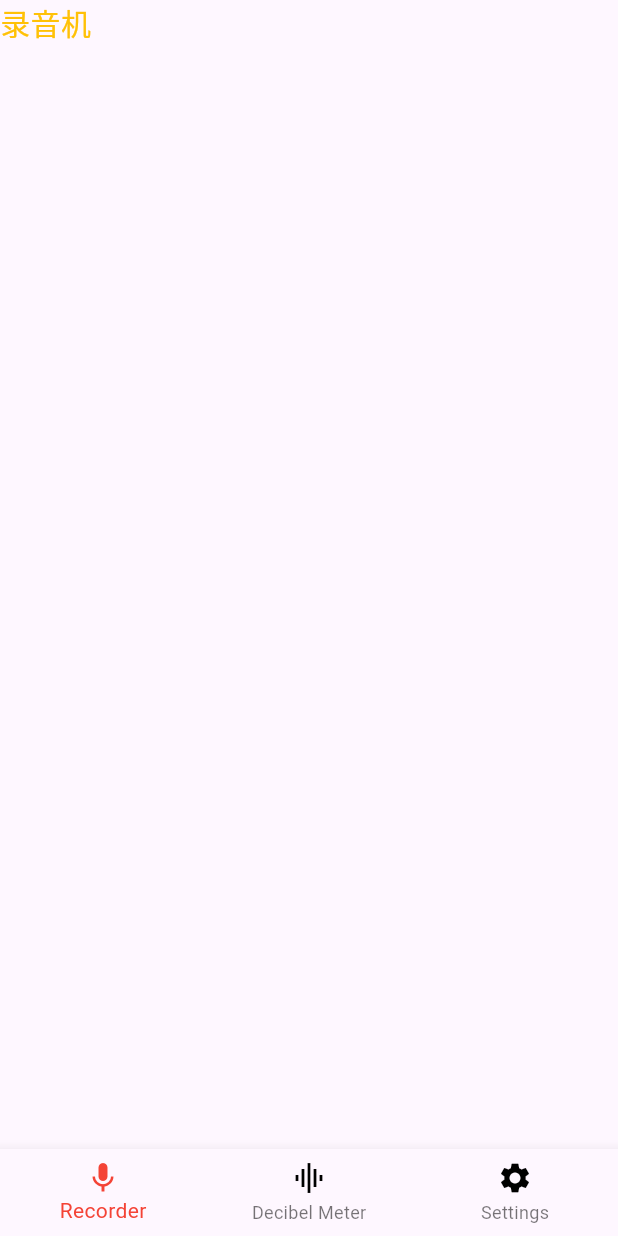
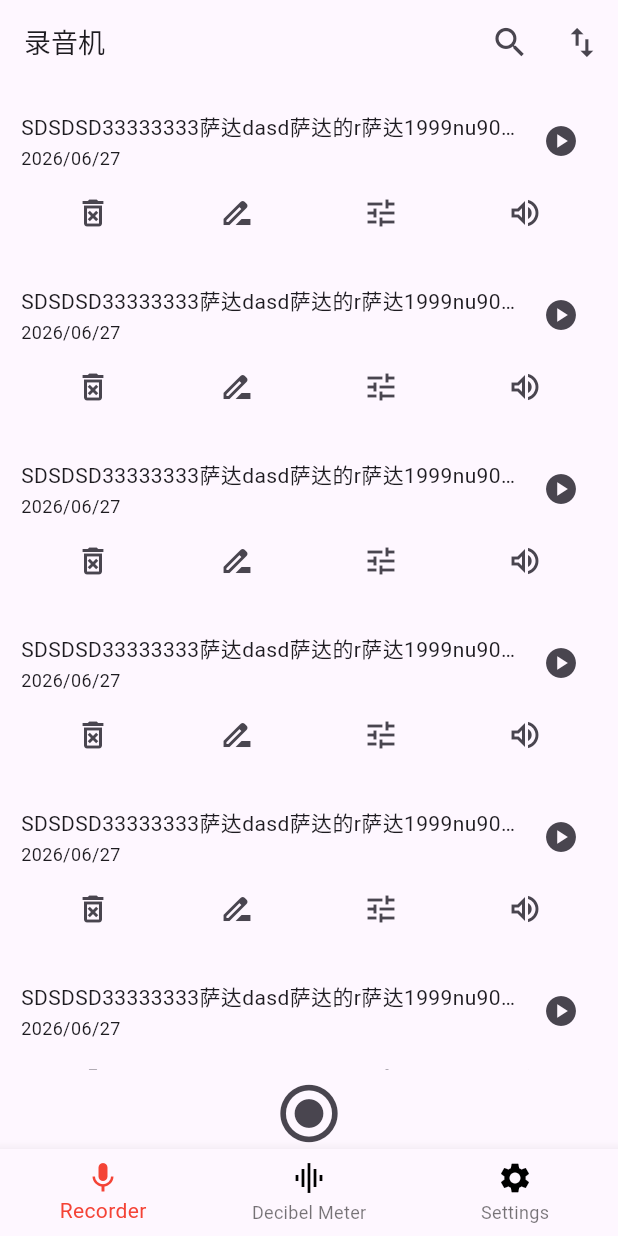
Before and after one commit to wu-yiqiang/audiometer, a Flutter app: the screen it shows after launch, on a phone screen of 412 x 824 dp. Run offline on Flutter 3.47's test engine with Material 3 defaults, Android fonts, the phone set to English and light mode, and no system bars; our stand-ins replace get.

Commit message:
添加录音机页面功能

```diff
--- a/lib/main.dart
+++ b/lib/main.dart
@@ -14,6 +14,13 @@ class MyApp extends StatelessWidget {
   Widget build(BuildContext context) {
     return GetMaterialApp(
       home: HomePage(),
+      theme: ThemeData(
+        appBarTheme: AppBarTheme(
+          elevation: 0.0, // 阴影高度
+          scrolledUnderElevation: 0.0, // 滚动到内容下方时的阴影高度
+          surfaceTintColor: Colors.transparent, // 核心：禁用 M3 的表面色调叠加
+        ),
+      ),
       locale: Locale(
         "en",
         "US",
--- a/lib/pages/DecibelMeter/DecibeMeter.dart
+++ /dev/null
@@ -1,8 +0,0 @@
-import 'package:flutter/material.dart';
-import 'package:get/get.dart';
-
-class DecibeMeterPage extends StatelessWidget {
-  Widget build(BuildContext context) {
-    return Scaffold(body: SafeArea(child: Text("分贝仪")));
-  }
-}
--- /dev/null
+++ b/lib/pages/DecibelMeterPage/DecibeMeterPage.dart
@@ -0,0 +1,25 @@
+import 'package:flutter/material.dart';
+import 'package:get/get.dart';
+
+class DecibeMeterPage extends StatelessWidget {
+  Widget build(BuildContext context) {
+    return Scaffold(
+      appBar: AppBar(
+        title: Text("分贝仪", style: TextStyle(fontSize: 18)),
+        actions: <Widget>[
+          IconButton(icon: Icon(Icons.search), onPressed: () {}),
+          IconButton(icon: Icon(Icons.swap_vert), onPressed: () {}),
+        ],
+      ),
+      body: SafeArea(
+        child: Container(
+          padding: EdgeInsets.all(14),
+          child: Text(
+            "分贝仪",
+            style: TextStyle(fontSize: 20, color: Colors.amber),
+          ),
+        ),
+      ),
+    );
+  }
+}
--- a/lib/pages/Home/Home.dart
+++ b/lib/pages/Home/Home.dart
@@ -1,7 +1,7 @@
 import 'package:audiometer/common/const.dart';
-import 'package:audiometer/pages/DecibelMeter/DecibeMeter.dart';
+import 'package:audiometer/pages/DecibelMeterPage/DecibeMeterPage.dart';
 import 'package:audiometer/pages/Home/Controllers/Home_Controller.dart';
-import 'package:audiometer/pages/Recorder/Recorder.dart';
+import 'package:audiometer/pages/RecorderPage/RecorderPage.dart';
 import 'package:audiometer/pages/Settings/Settings.dart';
 import 'package:flutter/material.dart';
 import 'package:get/get.dart';
--- a/lib/pages/Recorder/Recorder.dart
+++ /dev/null
@@ -1,12 +0,0 @@
-import 'package:flutter/material.dart';
-import 'package:get/get.dart';
-
-class RecorderPage extends StatelessWidget {
-  Widget build(BuildContext context) {
-    return Scaffold(
-      body: SafeArea(
-        child: Text("录音机",style: TextStyle(fontSize: 20,color: Colors.amber)),
-      ),
-    );
-  }
-}
--- /dev/null
+++ b/lib/pages/RecorderPage/Recorder.dart
@@ -0,0 +1,84 @@
+import 'package:audiometer/widgets/IconsButton.dart';
+import 'package:flutter/cupertino.dart';
+import 'package:flutter/material.dart';
+import 'package:get/get.dart';
+
+class Recorder extends StatefulWidget {
+  const Recorder({super.key});
+
+  @override
+  State<Recorder> createState() => _Recorder();
+}
+
+class _Recorder extends State<Recorder> {
+  @override
+  Widget build(BuildContext context) {
+    return Container(
+      width: double.infinity,
+      decoration: BoxDecoration(
+        borderRadius: BorderRadius.all(Radius.circular(4)),
+      ),
+      child: Flex(
+        direction: Axis.vertical,
+        children: [
+          Flex(direction: Axis.horizontal,
+          mainAxisAlignment: MainAxisAlignment.spaceBetween,
+            children: [
+              Expanded(child: Flex(direction: Axis.vertical,crossAxisAlignment: CrossAxisAlignment.start, spacing: 2,children: [
+                Text("SDSDSD33333333萨达dasd萨达的r萨达1999nu900k0",overflow: TextOverflow.ellipsis, style: TextStyle(fontSize: 14),),
+                Text("2026/06/27", style: TextStyle(fontSize: 12),)
+              ],),),
+              IconsButton(icon: Icons.play_circle, onPress: () {})
+            ],
+          ),
+          Container(
+            child: Flex(
+              direction: Axis.horizontal,
+              children: [
+                Expanded(
+                  flex: 1,
+                  child: IconsButton(icon: Icons.delete_forever_outlined, onPress: () {
+                    showCupertinoDialog<void>(
+                        context: context,
+                        builder: (BuildContext context) => CupertinoAlertDialog(
+                          title: Text('deleteTips'.tr),
+                          content: Text(
+                            'confirmDeleteTheRecorder'.tr,
+                          ),
+                          actions: <CupertinoDialogAction>[
+                            CupertinoDialogAction(
+                              isDefaultAction: true,
+                              onPressed: () {
+                                Navigator.pop(context);
+                              },
+                              child: Text('cancel'.tr),
+                            ),
+                            CupertinoDialogAction(
+                              isDestructiveAction: true,
+                              onPressed: () {
+                                Navigator.pop(context);
+                              },
+                              child: Text('confirm'.tr),
+                            ),
+                          ],
+                        ),
+                      );
+                  }),
+                ),
+                Expanded(
+                  flex: 1,
+                  child: IconsButton(icon: Icons.drive_file_rename_outline, onPress: () {}),
+                ),
+                Expanded(
+                  flex: 1,
+                  child: IconsButton(icon: Icons.tune_outlined, onPress: () {}),
+                ),
+                Expanded(
+                  flex: 1,
+                  child: IconsButton(icon: Icons.volume_up_outlined, onPress: () {}),
+                ),
+              ],
+            ),)
+      ],));
+  }
+}
--- /dev/null
+++ b/lib/pages/RecorderPage/RecorderPage.dart
@@ -0,0 +1,81 @@
+import 'package:audiometer/pages/RecorderPage/Recorder.dart';
+import 'package:audiometer/widgets/IconsButton.dart';
+import 'package:flutter/material.dart';
+import 'package:get/get.dart';
+
+class RecorderPage extends StatelessWidget {
+  Widget build(BuildContext context) {
+    return Scaffold(
+      appBar: AppBar(
+        title: Text("录音机", style: TextStyle(fontSize: 18)),
+        scrolledUnderElevation: 0.0,
+        surfaceTintColor: Colors.transparent, // 核心：禁用 M3 的表面色调叠加
+        elevation: 0.0,
+        actions: <Widget>[
+          IconsButton(
+            icon: Icons.search,
+            size: 26,
+            onPress: () {},
+          ),
+          IconsButton(icon: Icons.swap_vert, size: 26, onPress: () {}),
+        ],
+      ),
+      body: SafeArea(
+        child: Container(
+          padding: EdgeInsets.only(top: 14, left: 14, right: 14),
+          child: Flex(
+            direction: Axis.vertical,
+            mainAxisAlignment: MainAxisAlignment.end,
+            children: [
+              Expanded(child: SingleChildScrollView(
+                  child: Flex(
+                    direction: Axis.vertical,
+                    mainAxisAlignment: MainAxisAlignment.start,
+                    crossAxisAlignment: CrossAxisAlignment.center,
+                    spacing: 20,
+                    children: [
+                      Recorder(),
+                      Recorder(),
+                      Recorder(),
+                      Recorder(),
+                      Recorder(),
+                      Recorder(),
+                      Recorder(),
+                      Recorder(),
+                      Recorder(),
+                      Recorder(),
+                      Recorder(),
+                      Recorder(),
+                      Recorder(),
+                      Recorder(),
+                      Recorder(),
+                      Recorder(),
+                      Recorder(),
+                      Recorder(),
+                      Recorder(),
+                      Recorder(),
+                      Recorder(),
+                    ],
+                  ),
+                ),
+              ),
+              Container(
+                padding: EdgeInsets.only(top: 5),
+                child: Row(
+                  mainAxisAlignment: MainAxisAlignment.center,
+                  children: [
+                    IconsButton(
+                      icon: Icons.radio_button_checked,
+                      size: 46,
+                      onPress: () {},
+                    ),
+                  ],
+                ),
+              )
+            ],
+          ),
+        ),
+      ),
+    );
+  }
+}
--- a/lib/translation/en_US.dart
+++ b/lib/translation/en_US.dart
@@ -1,5 +1,9 @@
 final Map<String, String> en_US = {
   'recorder': "Recorder",
   'decibelMeter': "Decibel Meter",
-  'settings': "Settings"
+  'settings': "Settings",
+  'deleteTips': "Delete Tips",
+  'confirmDeleteTheRecorder': "Confirm Delete the Recorder?",
+  'cancel': "Cancel",
+  "confirm": "Confirm"
 };
--- a/lib/translation/zh_CN.dart
+++ b/lib/translation/zh_CN.dart
@@ -1,5 +1,9 @@
 final Map<String, String> zh_CN = {
   'recorder': "录音机",
   'decibelMeter': "分贝仪",
-  'settings': "设置"
+  'settings': "设置",
+  'deleteTips': "删除提示",
+  'confirmDeleteTheRecorder': "确认删除该段录音？",
+  'cancel': "取消",
+  "confirm": "确认"
 };
--- /dev/null
+++ b/lib/widgets/Empty.dart
@@ -0,0 +1,10 @@
+import 'package:flutter/material.dart';
+
+class Empty extends StatelessWidget {
+  const Empty({super.key});
+
+  @override
+  Widget build(BuildContext context) {
+    return Container(child: Text("888"));
+  }
+}
--- /dev/null
+++ b/lib/widgets/IconsButton.dart
@@ -0,0 +1,19 @@
+import 'package:flutter/material.dart';
+
+IconsButton({
+  Color? color,
+  double size = 24,
+  required IconData icon,
+  required Function onPress,
+}) {
+  return IconButton(
+    highlightColor: Colors.transparent,
+    padding: EdgeInsets.zero,
+    alignment: Alignment.center,
+    splashColor: Colors.transparent,
+    onPressed: () {
+      onPress();
+    },
+    icon: Icon(icon, size: size, color: color),
+  );
+}
--- a/pubspec.yaml
+++ b/pubspec.yaml
@@ -19,7 +19,7 @@ publish_to: 'none' # Remove this line if you wish to publish to pub.dev
 version: 1.0.0+1
 
 environment:
-  sdk: ^3.10.3
+  sdk: ^3.10.4
 
 # Dependencies specify other packages that your package needs in order to work.
 # To automatically upgrade your package dependencies to the latest versions
```
Also changed, not shown: 6 other files.
